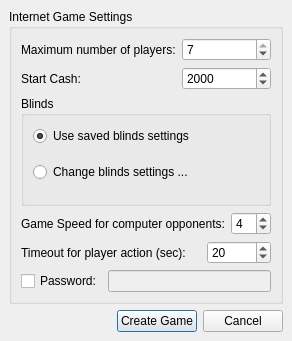
Old version of the form src/gui/qt/createinternetgamedialog.ui in the repository pokerth/pokerth.
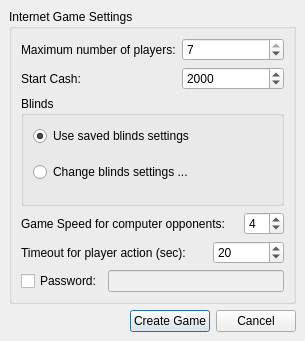
New version of the form.

```diff
--- a/src/gui/qt/createinternetgamedialog.ui
+++ b/src/gui/qt/createinternetgamedialog.ui
@@ -5,7 +5,7 @@
    <rect>
     <x>0</x>
     <y>0</y>
-    <width>277</width>
+    <width>305</width>
     <height>341</height>
    </rect>
   </property>
```
Left out of the diff: 4 changed lines with no effect on the pictures.
